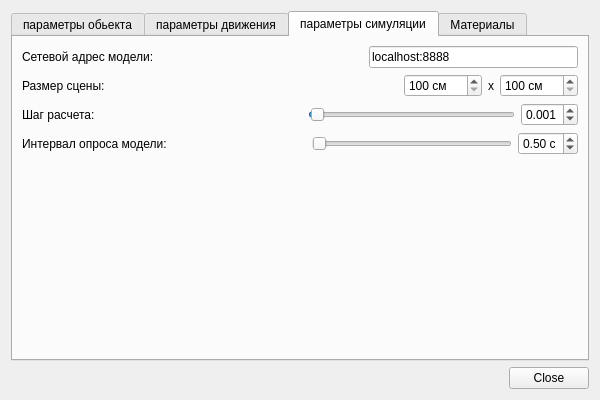
Old version of the form modeloptionseditor.ui in the repository MrBoriska/mars_debugger.
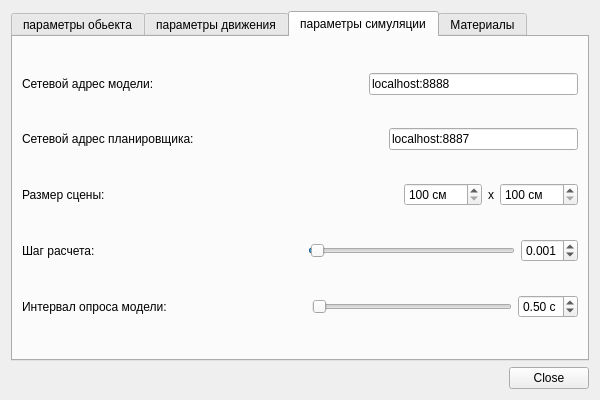
New version of the form. The open tabs and pages were chosen to show the change.

Commit message: Updated GUI: Added support trajectory without object(for one robot). Added new control elements. Added new option for planner address.

Diff of the .ui file:
```diff
--- a/modeloptionseditor.ui
+++ b/modeloptionseditor.ui
@@ -542,6 +542,37 @@
          </item>
         </layout>
        </item>
+       <item>
+        <layout class="QHBoxLayout" name="horizontalLayout_13">
+         <item>
+          <widget class="QLabel" name="label_17">
+           <property name="text">
+            <string>Сетевой адрес планировщика:</string>
+           </property>
+          </widget>
+         </item>
+         <item>
+          <spacer name="horizontalSpacer_15">
+           <property name="orientation">
+            <enum>Qt::Horizontal</enum>
+           </property>
+           <property name="sizeHint" stdset="0">
+            <size>
+             <width>40</width>
+             <height>20</height>
+            </size>
+           </property>
+          </spacer>
+         </item>
+         <item>
+          <widget class="QLineEdit" name="plannerAddress">
+           <property name="text">
+            <string>localhost:8887</string>
+           </property>
+          </widget>
+         </item>
+        </layout>
+       </item>
        <item>
         <layout class="QHBoxLayout" name="horizontalLayout_3">
          <item>
@@ -720,19 +751,6 @@
          </item>
         </layout>
        </item>
-       <item>
-        <spacer name="verticalSpacer_3">
-         <property name="orientation">
-          <enum>Qt::Vertical</enum>
-         </property>
-         <property name="sizeHint" stdset="0">
-          <size>
-           <width>20</width>
-           <height>40</height>
-          </size>
-         </property>
-        </spacer>
-       </item>
       </layout>
      </widget>
      <widget class="QWidget" name="materials_table">
```
Left out of the diff: 2 changed lines with no effect on the pictures. The commit also changes 7 other files.
